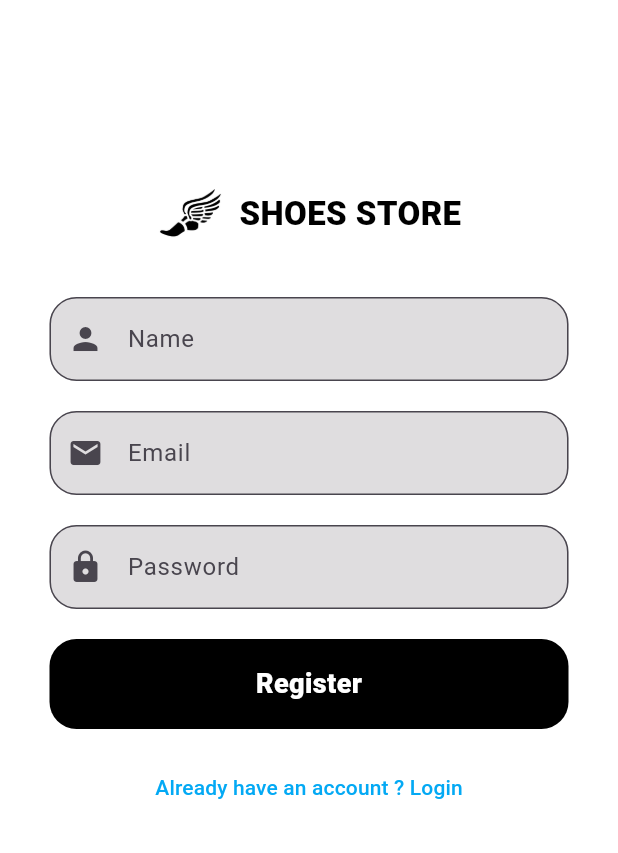
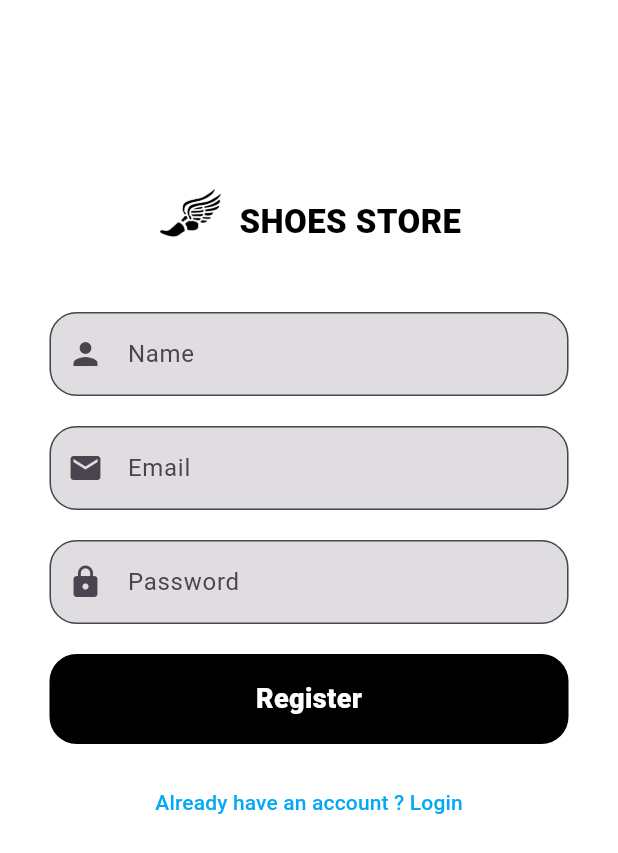
Before and after one commit to GregBiglione/shoes_store, a Flutter app: the screen it shows after launch, on a phone screen of 412 x 824 dp. Shown: the top 853 px of the screen. Run offline on Flutter 3.47's test engine with Material 2 defaults, Android fonts, the phone set to English and light mode, and no system bars; our stand-ins replace cloud_firestore, firebase_auth, firebase_core; accounts and stored records are empty.

Commit message:
Modified SignUpScreen

```diff
--- a/lib/presentation/sign_up/sign_up_screen.dart
+++ b/lib/presentation/sign_up/sign_up_screen.dart
@@ -50,12 +50,19 @@ class _SignUpScreenState extends State<SignUpScreen> {
                 Row(
                   mainAxisAlignment: MainAxisAlignment.center,
                   children: [
-                    const SizedBox(
-                      width: 45,
-                      height: 45,
-                      child: Image(
-                        image: AssetImage(ImageManager.logo),
-                      ),
+                    const Column(
+                      children: [
+                        SizedBox(
+                          width: 45,
+                          height: 45,
+                          child: Image(
+                            image: AssetImage(ImageManager.logo),
+                          ),
+                        ),
+                        SizedBox(
+                          height: SizeManager.s10,
+                        ),
+                      ],
                     ),
                     const SizedBox(
                       width: SizeManager.s10,
@@ -104,9 +111,6 @@ class _SignUpScreenState extends State<SignUpScreen> {
                               borderRadius: BorderRadius.circular(SizeManager.s18),
                             ),
                           ),
-                          /*onChanged: (value) {
-                            setInputValue(value, email);
-                          },*/
                         ),
                         const SizedBox(
                           height: SizeManager.s20,
@@ -124,9 +128,6 @@ class _SignUpScreenState extends State<SignUpScreen> {
                               borderRadius: BorderRadius.circular(SizeManager.s18),
                             ),
                           ),
-                          /*onChanged: (value) {
-                            setInputValue(value, password);
-                          },*/
                         ),
                         const SizedBox(
                           height: SizeManager.s20,
```
Also changed, not shown: lib/firebase_options.dart, 1 other file.
